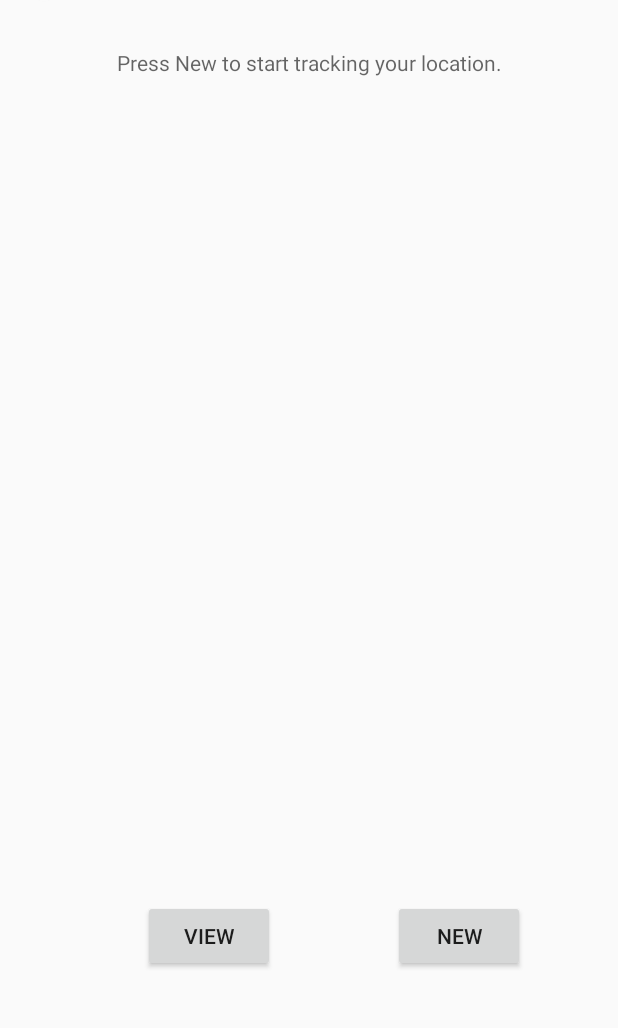
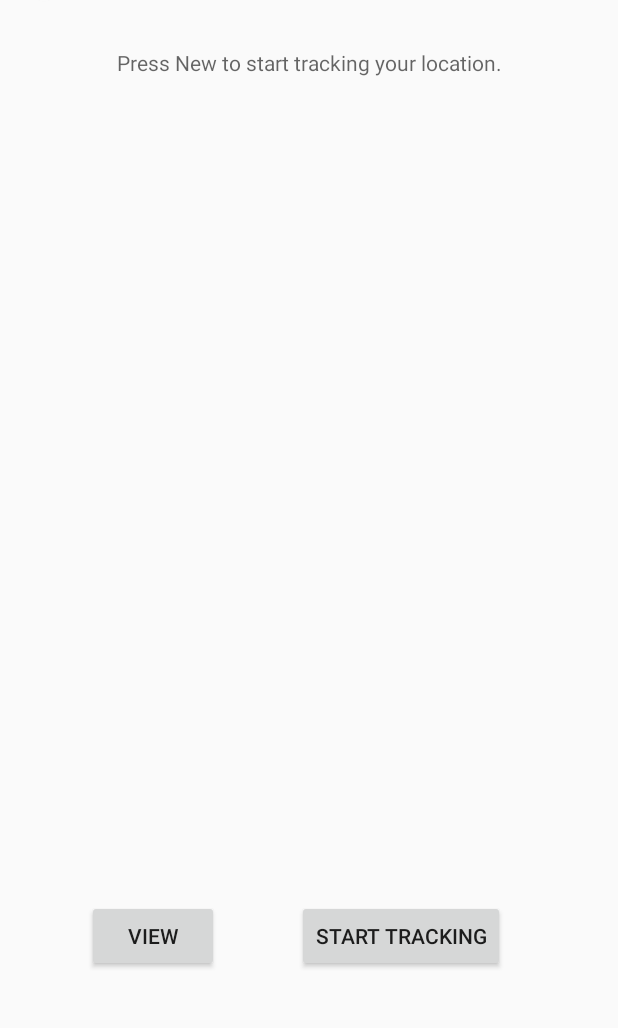
Before and after one commit to jolenele/Flow, an Android app: the RoutesFragment screen opened directly, with no data from a screen before it, after a tap on "NEW", on a phone screen of 412 x 824 dp, the part 78-1106 px from its top. Run offline under Robolectric (Android 15) with nearby library versions, the phone set to English and light mode, and no system bars; our stand-ins replace Room's generated code.

Commit message:
insert success, update fail

```diff
--- a/app/src/main/java/comp3074/flow/Route.java
+++ b/app/src/main/java/comp3074/flow/Route.java
@@ -105,4 +105,9 @@ import androidx.room.PrimaryKey;
     public void setTags(String tags) {
         this.tags = tags;
     }
+
+    public String toString(){
+        return "ID: "+getId()+"\nStart: "+getStart()+"\nEnd: "+getEnd()+"\nTitle: "+getTitle()+
+                "\nTime: "+getTime()+"\nRate: "+String.valueOf(getRate())+"\nTags: "+getTags();
+    }
  }
--- a/app/src/main/java/comp3074/flow/RouteDao.java
+++ b/app/src/main/java/comp3074/flow/RouteDao.java
@@ -25,8 +25,11 @@ public interface RouteDao {
     @Query("SELECT * FROM routes WHERE id = :id")
     LiveData<Route> getRoute(int id);
 
-    @Update
-    void update(Route route);
+//    @Update(onConflict = OnConflictStrategy.IGNORE)
+//    void update(Route route);
+
+    @Query("UPDATE routes SET title=:title, time=:time, rate=:rate, tags=:tags WHERE id = :id")
+    void updateRoute(int id, String title, String time, int rate, String tags);
 
     @Insert(onConflict = OnConflictStrategy.IGNORE)
     void insertLocation(Location location);
--- a/app/src/main/java/comp3074/flow/RouteViewModel.java
+++ b/app/src/main/java/comp3074/flow/RouteViewModel.java
@@ -34,8 +34,8 @@ public class RouteViewModel extends AndroidViewModel {
         repository.insertRoute(route);
     }
     public void deleteRoute(int id) { repository.deleteRoute(id); }
-    public void update(Route route) { repository.updateRoute(route);}
-
+//    public void update(Route route) { repository.updateRoute(route);}
+    public void update(int id, String title, String time, int rate, String tags) { repository.updateRoute(id, title, time, rate, tags);}
     public LiveData<List<Location>> getAllLocations(){
         return allLocations;
     }
--- a/app/src/main/res/layout/activity_maps.xml
+++ b/app/src/main/res/layout/activity_maps.xml
@@ -37,20 +37,20 @@
         android:text="@string/btn_view"
         app:layout_constraintBottom_toBottomOf="parent"
         app:layout_constraintEnd_toEndOf="parent"
-        app:layout_constraintHorizontal_bias="0.257"
+        app:layout_constraintHorizontal_bias="0.136"
         app:layout_constraintStart_toStartOf="@+id/map" />
 
     <Button
-        android:id="@+id/btnNew"
+        android:id="@+id/btnTrack"
         android:layout_width="wrap_content"
         android:layout_height="wrap_content"
         android:layout_marginStart="129dp"
         android:layout_marginLeft="129dp"
         android:layout_marginBottom="124dp"
-        android:text="@string/bt_new"
+        android:text="@string/start_tracking_location"
         app:layout_constraintBottom_toBottomOf="parent"
         app:layout_constraintEnd_toEndOf="parent"
-        app:layout_constraintHorizontal_bias="0.682"
+        app:layout_constraintHorizontal_bias="0.478"
         app:layout_constraintStart_toStartOf="parent" />
 
     <ImageButton
--- a/app/src/main/res/layout/activity_view_details.xml
+++ b/app/src/main/res/layout/activity_view_details.xml
@@ -236,7 +236,7 @@
         android:layout_marginStart="68dp"
         android:layout_marginLeft="68dp"
         android:layout_marginTop="36dp"
-        android:text="@string/save"
+        android:text="@string/back"
         app:layout_constraintStart_toStartOf="parent"
         app:layout_constraintTop_toBottomOf="@+id/constraintLayout" />
 
--- a/app/src/main/res/values/strings.xml
+++ b/app/src/main/res/values/strings.xml
@@ -47,10 +47,10 @@
     <string name="poi">poi</string>
     <string name="service_not_available">Service not available</string>
     <string name="invalid_lat_long_used">Invalid coordinates used</string>
-    <string name="start_tracking_location">Start tracking location</string>
+    <string name="start_tracking_location">Start tracking</string>
     <string name="no_location">No location available</string>
     <string name="no_address_found">No address found</string>
-    <string name="stop_tracking_location">Stop tracking location</string>
+    <string name="stop_tracking_location">Stop tracking</string>
     <string name="textview_hint">Press New to start tracking your
         location.
     </string>
@@ -59,4 +59,5 @@
     </string>
     <string name="loading">Loading…</string>
     <string name="address_text">"Address: %1$s \n Timestamp: %2$tr"</string>
+    <string name="back">Back</string>
 </resources>
```
Also changed, not shown: app/src/main/java/comp3074/flow/MapsActivity.java (+8 -6 lines), app/src/main/java/comp3074/flow/RouteRepository.java (+15 -10 lines), app/src/main/java/comp3074/flow/ViewDetails.java (+116 -18 lines).
